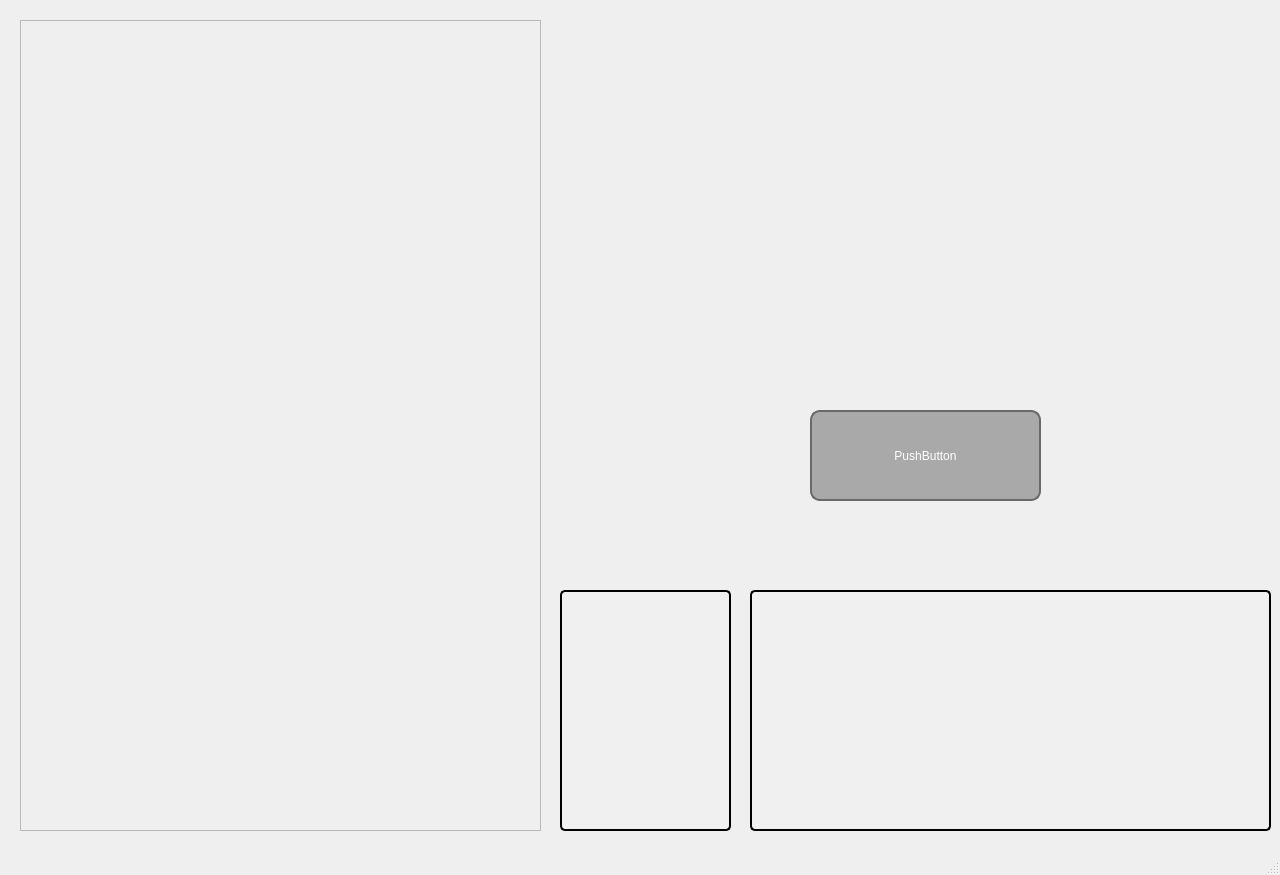
University-of-Utah-CS3505/a9-edu-app-f24, file craftcharacter.ui: the form before one commit.
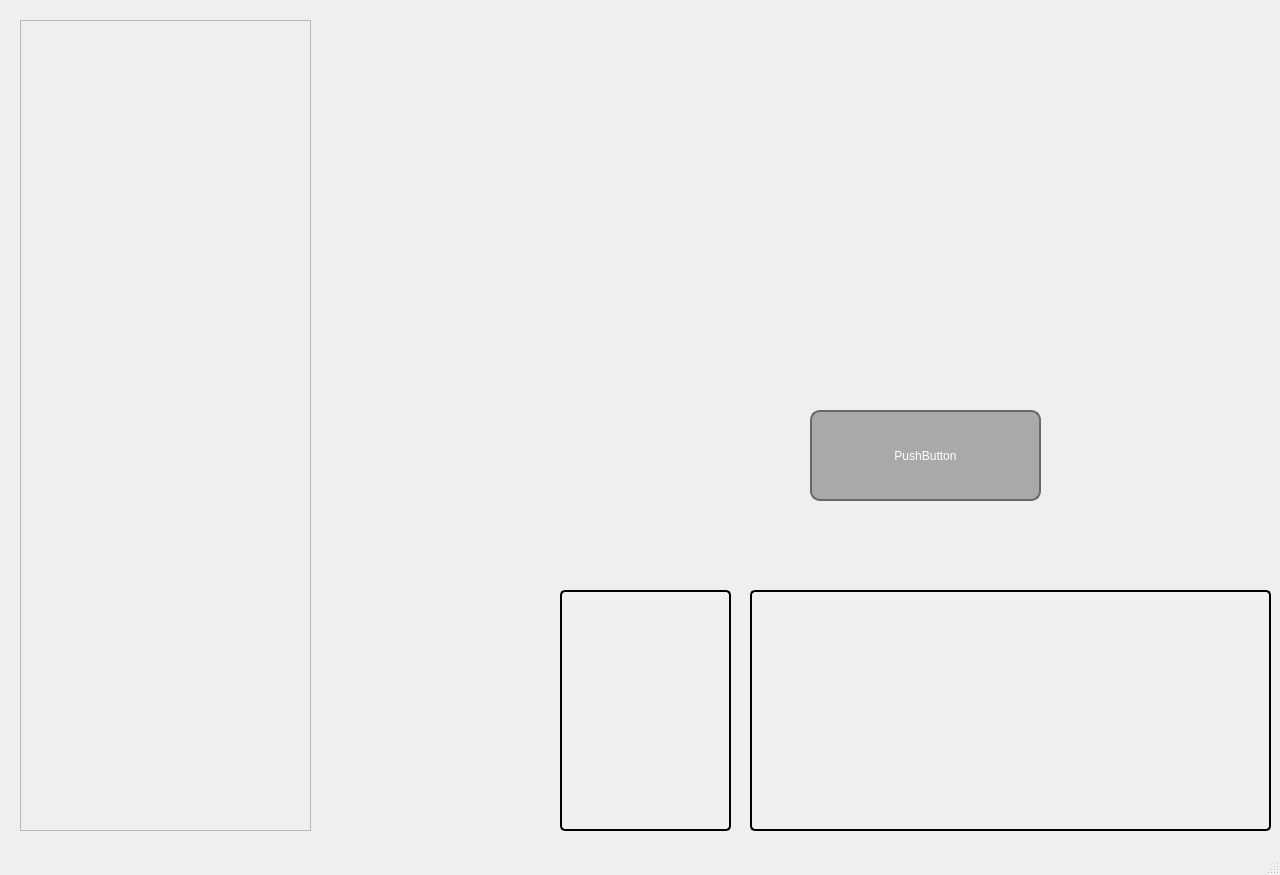
The form after the commit.

Commit message: let button send info to ui

```diff
--- a/craftcharacter.ui
+++ b/craftcharacter.ui
@@ -95,7 +95,7 @@
      <rect>
       <x>20</x>
       <y>20</y>
-      <width>521</width>
+      <width>291</width>
       <height>811</height>
      </rect>
     </property>
@@ -107,7 +107,7 @@
       <rect>
        <x>0</x>
        <y>0</y>
-       <width>519</width>
+       <width>289</width>
        <height>809</height>
       </rect>
      </property>
```
Left out of the diff: 2 changed lines with no effect on the pictures. The commit also changes 5 other files.
